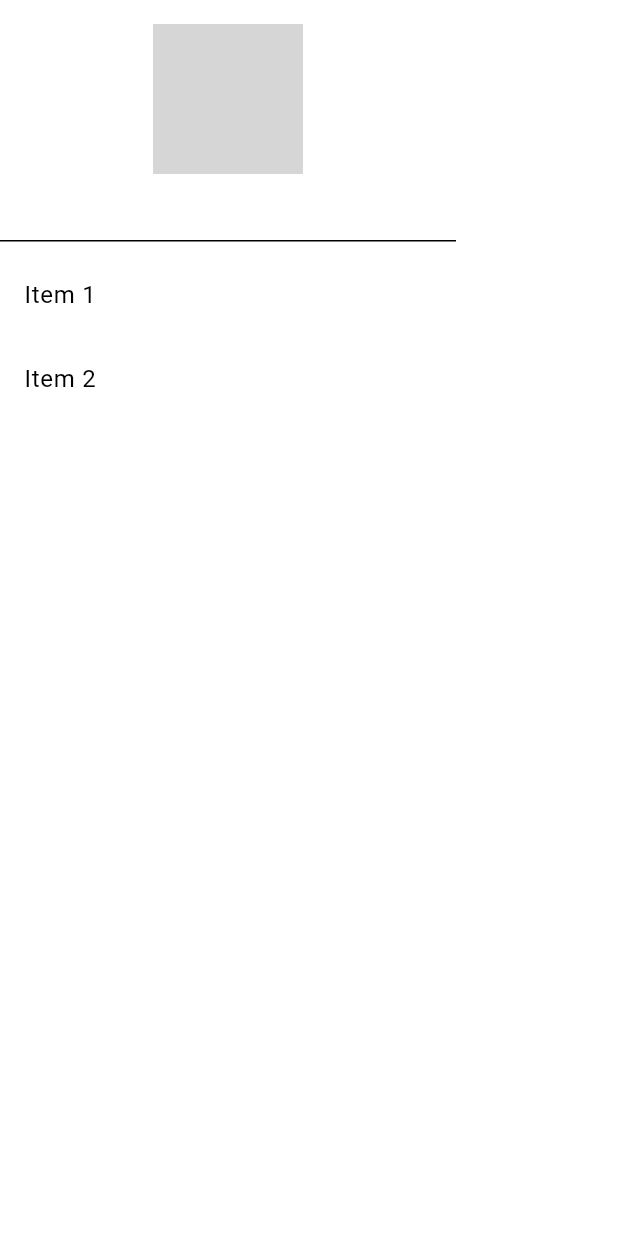
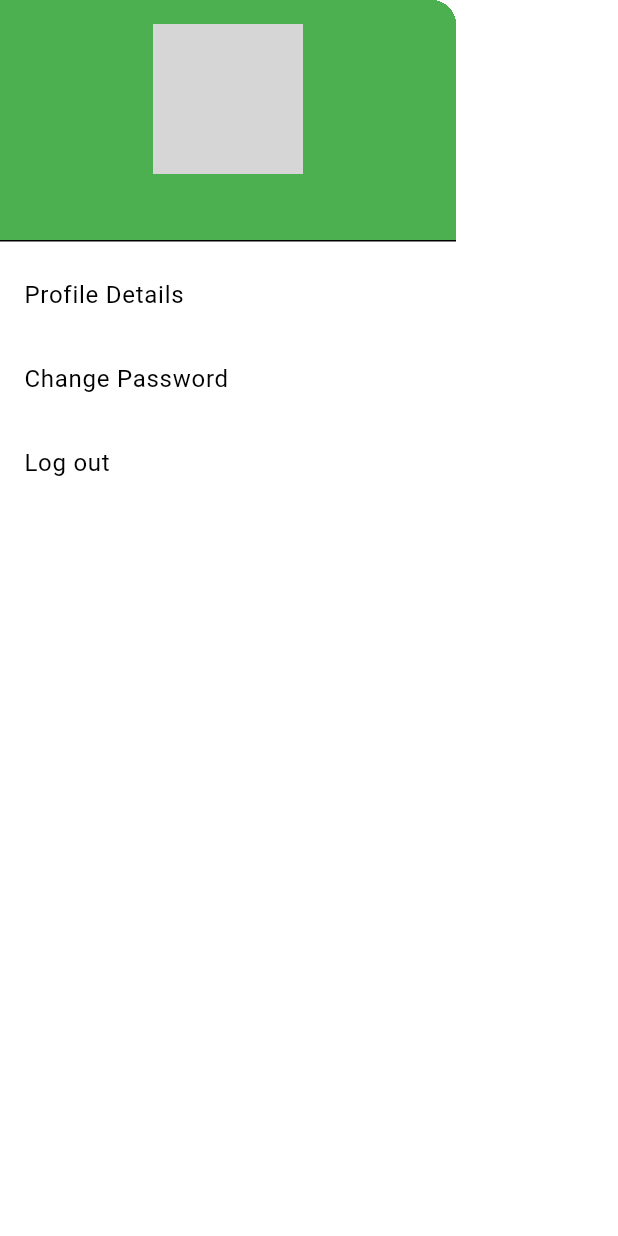
Before and after one commit to mnbvcxz24/flutter_final, a Flutter app: the SlidingMenu widget shown alone on an empty page, opened directly, on a phone screen of 412 x 824 dp. Run offline on Flutter 3.47's test engine with Material 3 defaults, Android fonts, the phone set to English and light mode, and no system bars; our stand-ins replace cloud_firestore, firebase_auth, firebase_core, firebase_storage, image_picker; missing offline and left inert: giphy_picker; accounts and stored records are empty; network calls fail; grey boxes are pictures that could not be loaded.

Commit message:
done gif

```diff
--- a/lib/components.dart/sliding_menu.dart
+++ b/lib/components.dart/sliding_menu.dart
@@ -4,6 +4,7 @@ import 'package:cloud_firestore/cloud_firestore.dart';
 import 'package:firebase_auth/firebase_auth.dart';
 import 'package:firebase_storage/firebase_storage.dart';
 import 'package:flutter/material.dart';
+import 'package:flutter_final/pages/profile_page.dart';
 import 'package:flutter_final/utils.dart';
 import 'package:image_picker/image_picker.dart';
 
@@ -23,7 +24,7 @@ class _SlidingMenuState extends State<SlidingMenu> {
   void selectImage() async {
     Uint8List img = await pickImage(ImageSource.gallery);
 
-    String? imageUrl = await uploadImageToFirebaseStorage(img);
+    imageUrl = await uploadImageToFirebaseStorage(img);
 
     if (imageUrl != null) {
       String userId = _firebaseAuth.currentUser?.uid ?? '';
@@ -59,7 +60,9 @@ class _SlidingMenuState extends State<SlidingMenu> {
         padding: EdgeInsets.zero,
         children: [
           DrawerHeader(
-            decoration: const BoxDecoration(),
+            decoration: const BoxDecoration(
+              color: Colors.green,
+            ),
             child: Column(
               children: [
                 Stack(
@@ -75,13 +78,10 @@ class _SlidingMenuState extends State<SlidingMenu> {
                     Positioned(
                       bottom: -10,
                       left: 70,
-                      child: CircleAvatar(
-                        backgroundColor: Colors.white,
-                        child: IconButton(
-                          onPressed: selectImage,
-                          icon: const Icon(Icons.add_a_photo),
-                          color: Colors.black,
-                        ),
+                      child: IconButton(
+                        onPressed: selectImage,
+                        icon: const Icon(Icons.photo_camera),
+                        color: Colors.black,
                       ),
                     )
                   ],
@@ -92,23 +92,33 @@ class _SlidingMenuState extends State<SlidingMenu> {
                   style: const TextStyle(
                     fontWeight: FontWeight.bold,
                     fontSize: 20,
+                    color: Colors.white,
                   ),
                 ),
               ],
             ),
           ),
           ListTile(
-            title: const Text('Item 1'),
+            title: const Text('Profile Details'),
             onTap: () {
-              // Handle item 1 tap
+              Navigator.pop(context);
+              Navigator.push(
+                  context,
+                  MaterialPageRoute(
+                      builder: (context) => const ProfileDetails()));
+            },
+          ),
+          ListTile(
+            title: const Text('Change Password'),
+            onTap: () {
+              // Handle item 2 tap
               Navigator.pop(context); // Close the drawer
             },
           ),
           ListTile(
-            title: const Text('Item 2'),
+            title: const Text('Log out'),
             onTap: () {
-              // Handle item 2 tap
-              Navigator.pop(context); // Close the drawer
+              FirebaseAuth.instance.signOut(); // Close the drawer
             },
           ),
           // Add more list items as needed
--- a/pubspec.yaml
+++ b/pubspec.yaml
@@ -40,6 +40,8 @@ dependencies:
   cloud_firestore: ^4.13.3
   image_picker: ^1.0.5
   firebase_storage: ^11.5.6
+  http: ^0.13.3
+  giphy_picker: ^3.0.1
 
 dev_dependencies:
   flutter_test:
```
Also changed, not shown: lib/components.dart/chat_bubble.dart (+34 -6 lines), lib/pages/chat_page.dart (+55 -11 lines), lib/pages/profile_page.dart (added, +14 -0 lines), pubspec.lock.
